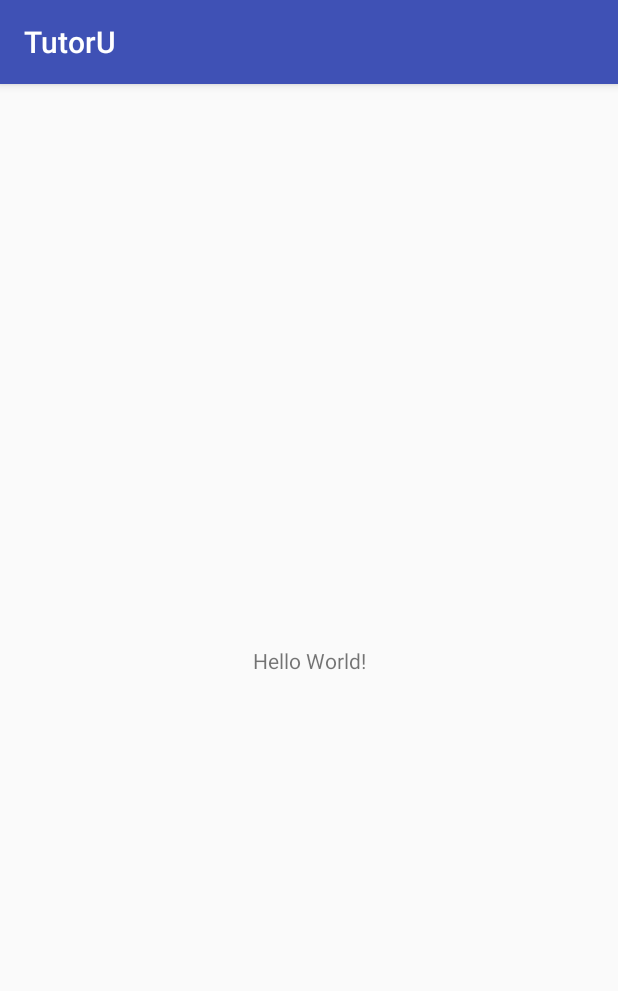
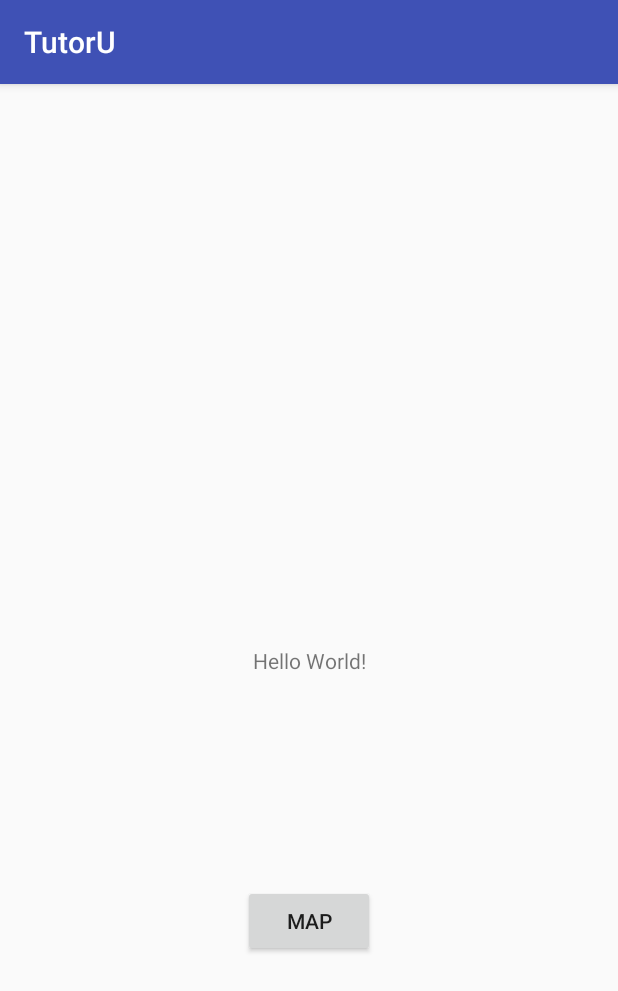
Before and after one commit to illphil610/TutorU, an Android app: the screen it shows after launch (MainActivity), on a phone screen of 412 x 824 dp. Shown: the top 991 px of the screen. Run offline under Robolectric (Android 15) with nearby library versions, the phone set to English and light mode, and no system bars.

Commit message:
Setup basic map activity with map fragment. Added one default marker and setup permission check for fine location.

```diff
--- a/app/build.gradle
+++ b/app/build.gradle
@@ -28,6 +28,8 @@ dependencies {
     implementation 'com.google.firebase:firebase-database:12.0.1'
     implementation 'com.google.firebase:firebase-storage:12.0.1'
     implementation 'com.google.firebase:firebase-firestore:12.0.1'
+    implementation 'com.google.android.gms:play-services-maps:12.0.1'
+    implementation 'com.google.android.gms:play-services-location:12.0.1'
     testImplementation 'junit:junit:4.12'
     androidTestImplementation 'com.android.support.test:runner:1.0.1'
     androidTestImplementation 'com.android.support.test.espresso:espresso-core:3.0.1'
@@ -38,3 +40,5 @@ repositories {
 }
 
 apply plugin: 'com.google.gms.google-services'
+
+apply plugin: 'kotlin-android-extensions'
--- a/app/src/main/java/com/newwesterndev/tutoru/MainActivity.kt
+++ b/app/src/main/java/com/newwesterndev/tutoru/MainActivity.kt
@@ -1,13 +1,25 @@
 package com.newwesterndev.tutoru
 
+import android.content.Intent
+import android.os.Bundle
 import android.support.v7.app.AppCompatActivity
-import android.os.Bundle
+import android.widget.Button
 
 class MainActivity : AppCompatActivity() {
+
+    lateinit var button: Button
 
     override fun onCreate(savedInstanceState: Bundle?) {
         super.onCreate(savedInstanceState)
         setContentView(R.layout.activity_main)
 
+        button = findViewById(R.id.button2)
+        button.setOnClickListener { startMap() }
+
+    }
+
+    fun startMap() {
+        val mapIntent = Intent(this, MapsActivity::class.java)
+        startActivity(mapIntent)
     }
 }
--- a/app/src/main/res/layout/activity_main.xml
+++ b/app/src/main/res/layout/activity_main.xml
@@ -7,6 +7,7 @@
     tools:context="com.newwesterndev.tutoru.MainActivity">
 
     <TextView
+        android:id="@+id/textView"
         android:layout_width="wrap_content"
         android:layout_height="wrap_content"
         android:text="Hello World!"
@@ -15,4 +16,18 @@
         app:layout_constraintRight_toRightOf="parent"
         app:layout_constraintTop_toTopOf="parent" />
 
+    <Button
+        android:id="@+id/button2"
+        android:layout_width="wrap_content"
+        android:layout_height="wrap_content"
+        android:layout_marginBottom="8dp"
+        android:layout_marginEnd="8dp"
+        android:layout_marginStart="8dp"
+        android:layout_marginTop="8dp"
+        android:text="Map"
+        app:layout_constraintBottom_toBottomOf="parent"
+        app:layout_constraintEnd_toEndOf="parent"
+        app:layout_constraintStart_toStartOf="parent"
+        app:layout_constraintTop_toBottomOf="@+id/textView"
+        app:layout_constraintVertical_bias="0.425" />
 </android.support.constraint.ConstraintLayout>
--- a/app/src/main/res/values/strings.xml
+++ b/app/src/main/res/values/strings.xml
@@ -1,3 +1,4 @@
 <resources>
     <string name="app_name">TutorU</string>
+    <string name="title_activity_maps">Map</string>
 </resources>
```
Also changed, not shown: app/src/debug/res/values/google_maps_api.xml (added, +24 -0 lines), app/src/main/AndroidManifest.xml (+20 -3 lines), app/src/main/java/com/newwesterndev/tutoru/MapsActivity.kt (added, +60 -0 lines), app/src/main/res/layout/activity_maps.xml (added, +9 -0 lines), 1 other file.
